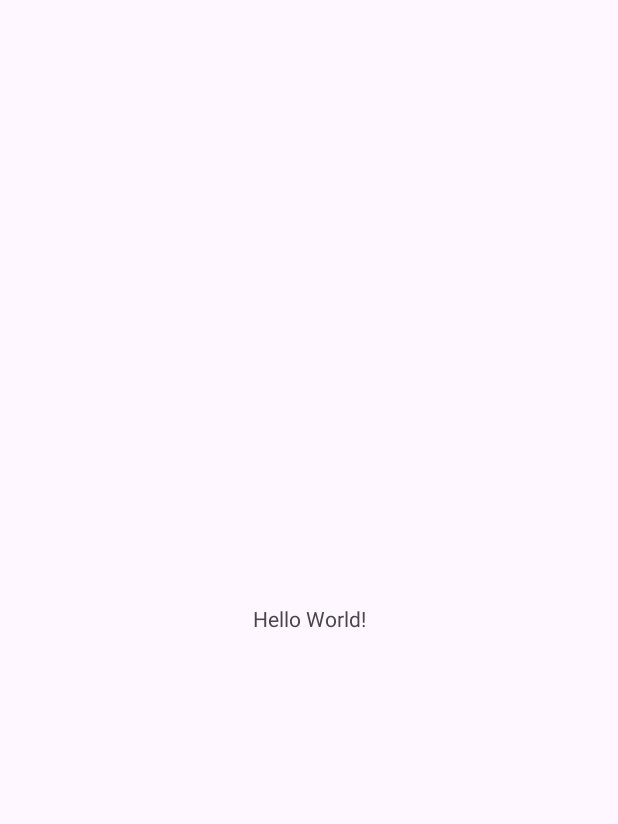
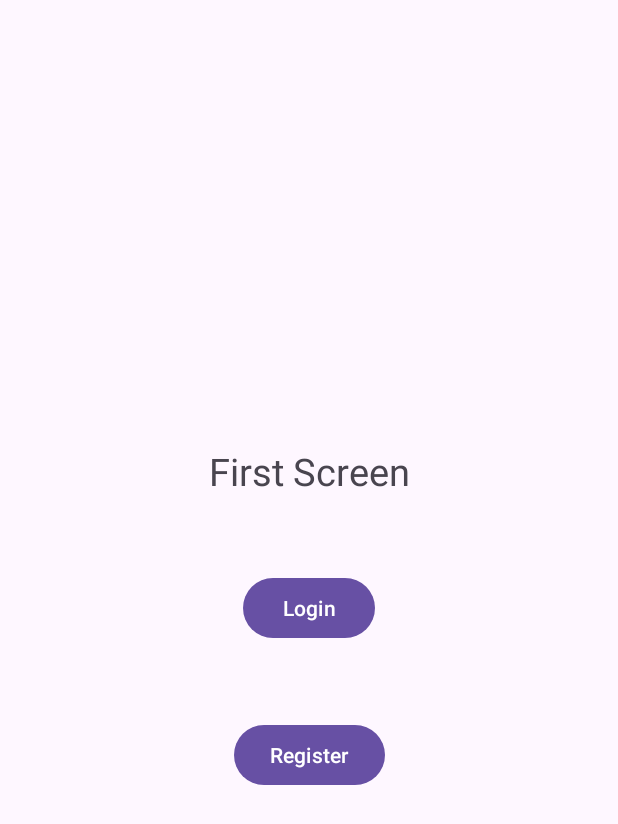
Before and after one commit to reubennguyen224/Base-Android, an Android app: the screen it shows after launch (MainActivity), on a phone screen of 412 x 824 dp. Before the commit the part shown is almost empty. Shown: the top 824 px of the screen. Run offline under Robolectric (Android 15) with nearby library versions, the phone set to English and light mode, and no system bars.

Commit message:
add navigation component

```diff
--- a/app/build.gradle.kts
+++ b/app/build.gradle.kts
@@ -126,6 +126,11 @@ dependencies {
     implementation(libs.glide)
     ksp(libs.glideKsp)
 
+    //Navigation
+    implementation(libs.androidx.nav.ui)
+    implementation(libs.androidx.nav.fragment)
+    implementation(libs.androidx.nav.dynamic)
+
     //DI
     implementation(libs.koin.android)
     implementation(libs.koin.annotation)
--- a/app/src/main/AndroidManifest.xml
+++ b/app/src/main/AndroidManifest.xml
@@ -13,7 +13,7 @@
         android:theme="@style/Theme.BaseApp"
         tools:targetApi="31">
         <activity
-            android:name=".MainActivity"
+            android:name=".presentation.MainActivity"
             android:exported="true">
             <intent-filter>
                 <action android:name="android.intent.action.MAIN" />
--- a/app/src/main/java/com/baseapp/MainActivity.kt
+++ /dev/null
@@ -1,20 +0,0 @@
-package com.baseapp
-
-import android.os.Bundle
-import androidx.activity.enableEdgeToEdge
-import androidx.appcompat.app.AppCompatActivity
-import androidx.core.view.ViewCompat
-import androidx.core.view.WindowInsetsCompat
-
-class MainActivity : AppCompatActivity() {
-    override fun onCreate(savedInstanceState: Bundle?) {
-        super.onCreate(savedInstanceState)
-        enableEdgeToEdge()
-        setContentView(R.layout.activity_main)
-        ViewCompat.setOnApplyWindowInsetsListener(findViewById(R.id.main)) { v, insets ->
-            val systemBars = insets.getInsets(WindowInsetsCompat.Type.systemBars())
-            v.setPadding(systemBars.left, systemBars.top, systemBars.right, systemBars.bottom)
-            insets
-        }
-    }
-}
--- a/app/src/main/java/com/baseapp/core/common/BaseActivity.kt
+++ b/app/src/main/java/com/baseapp/core/common/BaseActivity.kt
@@ -2,23 +2,49 @@ package com.baseapp.core.common
 
 import android.os.Bundle
 import androidx.appcompat.app.AppCompatActivity
+import androidx.navigation.NavController
+import androidx.navigation.fragment.NavHostFragment
 import androidx.viewbinding.ViewBinding
+import com.baseapp.R
 import com.baseapp.core.extensions.findClass
 import com.baseapp.core.extensions.getBinding
+import com.baseapp.core.navigation.createNavGraph
 
-class BaseActivity<VB: ViewBinding>: AppCompatActivity() {
+abstract class BaseActivity<VB : ViewBinding> : AppCompatActivity() {
+    protected lateinit var navController: NavController
     private var _binding: VB? = null
-    private val binding get() = _binding ?: throw IllegalStateException("Must use viewbinding before onDestroy and after onCreate")
+    private val binding
+        get() = _binding
+            ?: throw IllegalStateException("Must use viewbinding before onDestroy and after onCreate")
 
     override fun onCreate(savedInstanceState: Bundle?) {
         super.onCreate(savedInstanceState)
         _binding = getBinding()
         setContentView(binding.root)
+
+        val navHostFragment =
+            supportFragmentManager.findFragmentById(R.id.nav_host_fragment) as NavHostFragment
+        navController = navHostFragment.navController
+
+        val navGraph = createNavGraph(navController)
+        navController.graph = navGraph
+
+        initView()
+        initData()
+        initListener()
     }
+
+    protected open fun initView() {}
+    protected open fun initData() {}
+    protected open fun initListener() {}
 
     override fun onDestroy() {
         super.onDestroy()
         _binding = null
+    }
+
+    override fun onSupportNavigateUp(): Boolean {
+        return navController.navigateUp() || super.onSupportNavigateUp()
     }
 }
 
--- a/app/src/main/java/com/baseapp/core/common/BaseFragment.kt
+++ b/app/src/main/java/com/baseapp/core/common/BaseFragment.kt
@@ -5,6 +5,8 @@ import android.view.LayoutInflater
 import android.view.View
 import android.view.ViewGroup
 import androidx.fragment.app.Fragment
+import androidx.navigation.NavController
+import androidx.navigation.fragment.findNavController
 import androidx.viewbinding.ViewBinding
 import com.baseapp.core.extensions.findClass
 import com.baseapp.core.extensions.getBinding
@@ -14,6 +16,7 @@ abstract class BaseFragment<VB : ViewBinding> : Fragment() {
     protected val binding
         get() = _binding
             ?: throw IllegalStateException("Must use ViewBinding after onCreateView and before onDestroyView")
+    protected lateinit var navController: NavController
 
     override fun onCreateView(
         inflater: LayoutInflater,
@@ -26,6 +29,7 @@ abstract class BaseFragment<VB : ViewBinding> : Fragment() {
 
     override fun onViewCreated(view: View, savedInstanceState: Bundle?) {
         super.onViewCreated(view, savedInstanceState)
+        navController = findNavController()
         initView()
         initData()
         initListener()
--- /dev/null
+++ b/app/src/main/java/com/baseapp/core/navigation/NavigationRoutes.kt
@@ -0,0 +1,8 @@
+package com.baseapp.core.navigation
+
+sealed class NavigationRoutes(val route: String) {
+    data object First: NavigationRoutes("FirstScreen")
+    data object Login: NavigationRoutes("LoginScreen")
+    data object Register: NavigationRoutes("RegisterScreen")
+    data object Main: NavigationRoutes("MainScreen")
+}
--- /dev/null
+++ b/app/src/main/java/com/baseapp/core/navigation/NestedNavigations.kt
@@ -0,0 +1,29 @@
+package com.baseapp.core.navigation
+
+import androidx.navigation.NavController
+import androidx.navigation.NavGraphBuilder
+import androidx.navigation.createGraph
+import androidx.navigation.fragment.fragment
+import com.baseapp.presentation.screens.first.FirstFragment
+import com.baseapp.presentation.screens.login.LoginFragment
+
+fun createNavGraph(navController: NavController) = navController.createGraph(
+    startDestination = NavigationRoutes.First.route,
+) {
+    // add screen here
+    addFirstFragment()
+    addLoginFragment()
+}
+
+// add screen method
+private fun NavGraphBuilder.addFirstFragment() {
+    fragment<FirstFragment>(NavigationRoutes.First.route) {
+        // can use arguments, deeplink, label in here
+    }
+}
+
+private fun NavGraphBuilder.addLoginFragment() {
+    fragment<LoginFragment>(NavigationRoutes.Login.route) {
+        // can use arguments, deeplink, label in here
+    }
+}
--- a/app/src/main/java/com/baseapp/di/DI.kt
+++ b/app/src/main/java/com/baseapp/di/DI.kt
@@ -3,11 +3,13 @@ package com.baseapp.di
 import android.app.Application
 import org.koin.android.ext.koin.androidContext
 import org.koin.core.context.startKoin
+import org.koin.ksp.generated.*
 
 object DI {
     fun initialize(application: Application) {
         startKoin {
             androidContext(application)
+            modules(defaultModule)
         }
     }
 }
--- /dev/null
+++ b/app/src/main/java/com/baseapp/presentation/MainActivity.kt
@@ -0,0 +1,21 @@
+package com.baseapp.presentation
+
+import com.baseapp.core.common.BaseActivity
+import com.baseapp.databinding.ActivityMainBinding
+
+class MainActivity : BaseActivity<ActivityMainBinding>() {
+    override fun initView() {
+        super.initView()
+
+    }
+
+    override fun initData() {
+        super.initData()
+
+    }
+
+    override fun initListener() {
+        super.initListener()
+
+    }
+}
--- /dev/null
+++ b/app/src/main/java/com/baseapp/presentation/screens/first/FirstFragment.kt
@@ -0,0 +1,25 @@
+package com.baseapp.presentation.screens.first
+
+import com.baseapp.core.common.BaseFragment
+import com.baseapp.core.navigation.NavigationRoutes
+import com.baseapp.databinding.FragmentFirstBinding
+import org.koin.androidx.viewmodel.ext.android.viewModel
+
+class FirstFragment: BaseFragment<FragmentFirstBinding>() {
+    private val viewModel: FirstViewModel by viewModel()
+
+    override fun initView() {
+        super.initView()
+    }
+
+    override fun initData() {
+        super.initData()
+    }
+
+    override fun initListener() {
+        super.initListener()
+        binding.btnLogin.setOnClickListener {
+            navController.navigate(NavigationRoutes.Login.route)
+        }
+    }
+}
--- /dev/null
+++ b/app/src/main/java/com/baseapp/presentation/screens/first/FirstViewModel.kt
@@ -0,0 +1,8 @@
+package com.baseapp.presentation.screens.first
+
+import androidx.lifecycle.ViewModel
+import org.koin.android.annotation.KoinViewModel
+
+@KoinViewModel
+class FirstViewModel : ViewModel(){
+}
--- /dev/null
+++ b/app/src/main/java/com/baseapp/presentation/screens/login/LoginFragment.kt
@@ -0,0 +1,7 @@
+package com.baseapp.presentation.screens.login
+
+import com.baseapp.core.common.BaseFragment
+import com.baseapp.databinding.FragmentLoginBinding
+
+class LoginFragment: BaseFragment<FragmentLoginBinding>() {
+}
--- /dev/null
+++ b/app/src/main/java/com/baseapp/presentation/screens/login/LoginViewModel.kt
@@ -0,0 +1,8 @@
+package com.baseapp.presentation.screens.login
+
+import androidx.lifecycle.ViewModel
+import org.koin.android.annotation.KoinViewModel
+
+@KoinViewModel
+class LoginViewModel: ViewModel() {
+}
--- a/app/src/main/res/layout/activity_main.xml
+++ b/app/src/main/res/layout/activity_main.xml
@@ -5,15 +5,18 @@
     android:id="@+id/main"
     android:layout_width="match_parent"
     android:layout_height="match_parent"
-    tools:context=".MainActivity">
+    tools:context=".presentation.MainActivity">
 
-    <TextView
-        android:layout_width="wrap_content"
-        android:layout_height="wrap_content"
-        android:text="Hello World!"
+    <androidx.fragment.app.FragmentContainerView
+        android:layout_width="0dp"
+        android:layout_height="0dp"
+        android:id="@+id/nav_host_fragment"
+        android:name="androidx.navigation.fragment.NavHostFragment"
+        app:defaultNavHost="true"
         app:layout_constraintBottom_toBottomOf="parent"
         app:layout_constraintEnd_toEndOf="parent"
         app:layout_constraintStart_toStartOf="parent"
-        app:layout_constraintTop_toTopOf="parent" />
+        app:layout_constraintTop_toTopOf="parent"
+        app:navGraph="@null" />
 
 </androidx.constraintlayout.widget.ConstraintLayout>
--- /dev/null
+++ b/app/src/main/res/layout/fragment_first.xml
@@ -0,0 +1,41 @@
+<?xml version="1.0" encoding="utf-8"?>
+<androidx.constraintlayout.widget.ConstraintLayout xmlns:android="http://schemas.android.com/apk/res/android"
+    android:layout_width="match_parent"
+    android:layout_height="match_parent"
+    xmlns:app="http://schemas.android.com/apk/res-auto">
+
+    <TextView
+        android:layout_width="match_parent"
+        android:layout_height="wrap_content"
+        android:text="First Screen"
+        app:layout_constraintTop_toTopOf="parent"
+        app:layout_constraintStart_toStartOf="parent"
+        android:gravity="center"
+        android:id="@+id/tvTitle"
+        android:layout_marginBottom="50dp"
+        android:textSize="25sp"
+        app:layout_constraintBottom_toTopOf="@id/btnLogin"
+        app:layout_constraintVertical_chainStyle="packed"/>
+
+    <Button
+        android:layout_width="wrap_content"
+        android:layout_height="wrap_content"
+        android:text="Login"
+        android:id="@+id/btnLogin"
+        app:layout_constraintTop_toBottomOf="@id/tvTitle"
+        app:layout_constraintEnd_toEndOf="parent"
+        android:layout_marginBottom="50dp"
+        app:layout_constraintBottom_toTopOf="@id/btnRegister"
+        app:layout_constraintStart_toStartOf="parent"/>
+
+    <Button
+        android:layout_width="wrap_content"
+        android:layout_height="wrap_content"
+        android:text="Register"
+        app:layout_constraintTop_toBottomOf="@id/btnLogin"
+        app:layout_constraintStart_toStartOf="parent"
+        app:layout_constraintBottom_toBottomOf="parent"
+        app:layout_constraintEnd_toEndOf="parent"
+        android:id="@+id/btnRegister"/>
+
+</androidx.constraintlayout.widget.ConstraintLayout>
--- /dev/null
+++ b/app/src/main/res/layout/fragment_login.xml
@@ -0,0 +1,14 @@
+<?xml version="1.0" encoding="utf-8"?>
+<androidx.constraintlayout.widget.ConstraintLayout xmlns:android="http://schemas.android.com/apk/res/android"
+    android:layout_width="match_parent"
+    android:layout_height="match_parent">
+
+    <TextView
+        android:layout_width="match_parent"
+        android:layout_height="match_parent"
+        android:text="Login Fragment"
+        android:gravity="center"
+        android:textSize="25sp"
+        android:id="@+id/tvTitle" />
+
+</androidx.constraintlayout.widget.ConstraintLayout>
```
Also changed, not shown: gradle/libs.versions.toml (+13 -9 lines).
